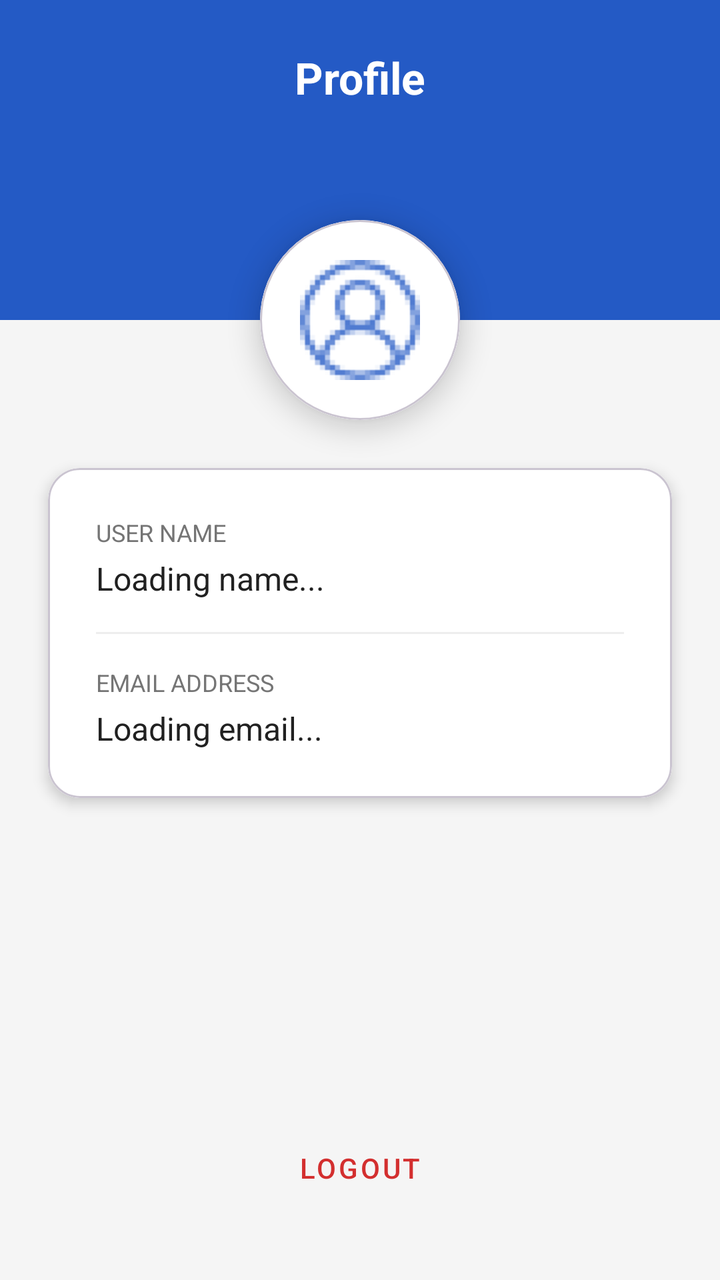
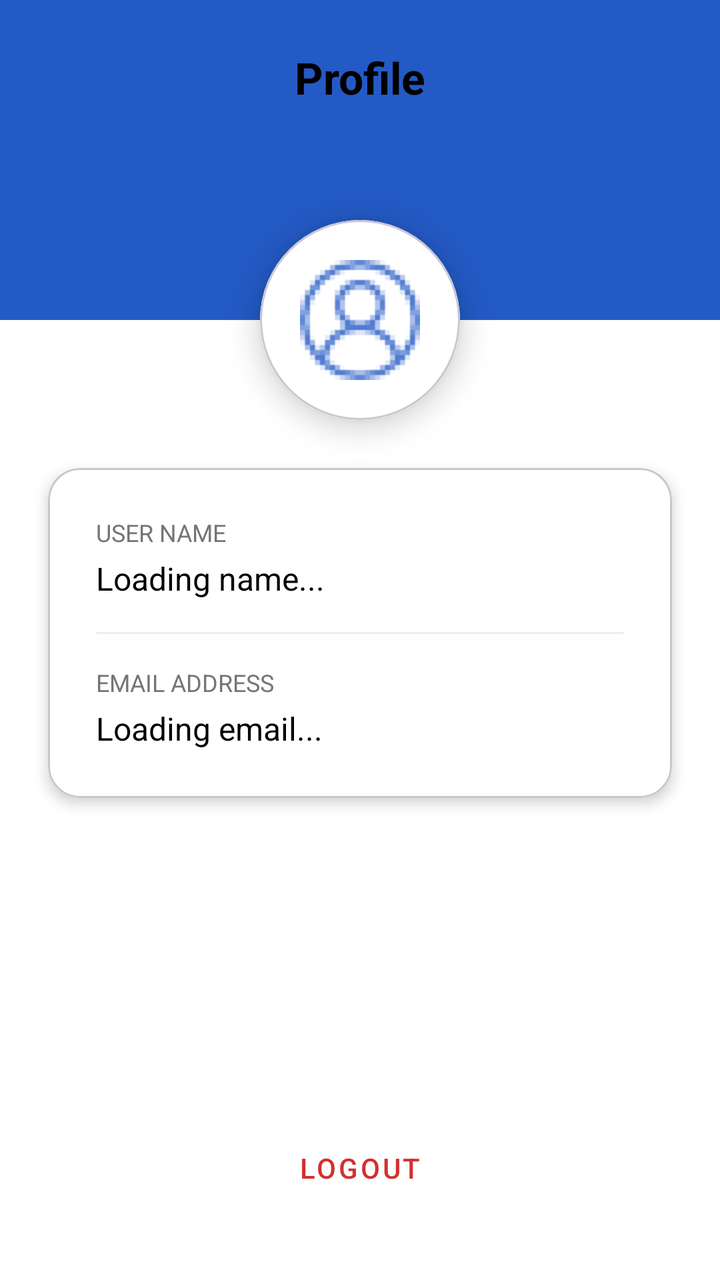

Before-and-after screenshots of an Android layout around one commit, followed by the original layout XML and the change that was made.
<!-- AndroidManifest.xml: application theme Theme.ProbbyApp -->
<!-- res/layout/fragment_profile.xml -->
<?xml version="1.0" encoding="utf-8"?>
<androidx.constraintlayout.widget.ConstraintLayout
    xmlns:android="http://schemas.android.com/apk/res/android"
    xmlns:app="http://schemas.android.com/apk/res-auto"
    xmlns:tools="http://schemas.android.com/tools"
    android:layout_width="match_parent"
    android:layout_height="match_parent"
    android:background="#F5F5F5"
    tools:context=".views.ProfileFragment">

    
    <View
        android:id="@+id/headerBackground"
        android:layout_width="match_parent"
        android:layout_height="160dp"
        android:background="?attr/colorPrimary"
        app:layout_constraintTop_toTopOf="parent" />

    
    <TextView
        android:id="@+id/tvProfileTitle"
        android:layout_width="wrap_content"
        android:layout_height="wrap_content"
        android:layout_marginTop="24dp"
        android:text="@string/profile"
        android:textColor="@color/white"
        android:textSize="22sp"
        android:textStyle="bold"
        app:layout_constraintEnd_toEndOf="parent"
        app:layout_constraintStart_toStartOf="parent"
        app:layout_constraintTop_toTopOf="parent" />

    
    <com.google.android.material.card.MaterialCardView
        android:id="@+id/profileImageCard"
        android:layout_width="100dp"
        android:layout_height="100dp"
        app:cardCornerRadius="50dp"
        app:cardElevation="8dp"
        app:layout_constraintBottom_toBottomOf="@+id/headerBackground"
        app:layout_constraintEnd_toEndOf="parent"
        app:layout_constraintStart_toStartOf="parent"
        app:layout_constraintTop_toBottomOf="@+id/headerBackground">

        <ImageView
            android:layout_width="match_parent"
            android:layout_height="match_parent"
            android:padding="20dp"
            android:src="@drawable/ic_profile"
            app:tint="?attr/colorPrimary"
            android:background="@color/cardview_light_background"/>
    </com.google.android.material.card.MaterialCardView>

    
    <com.google.android.material.card.MaterialCardView
        android:id="@+id/infoCard"
        android:layout_width="0dp"
        android:layout_height="wrap_content"
        android:layout_margin="24dp"
        app:cardCornerRadius="16dp"
        app:cardElevation="4dp"
        app:layout_constraintEnd_toEndOf="parent"
        app:layout_constraintStart_toStartOf="parent"
        app:layout_constraintTop_toBottomOf="@id/profileImageCard">

        <LinearLayout
            android:layout_width="match_parent"
            android:layout_height="wrap_content"
            android:orientation="vertical"
            android:padding="24dp"
            android:background="@color/cardview_light_background">

            <TextView
                android:layout_width="wrap_content"
                android:layout_height="wrap_content"
                android:text="@string/user_name"
                android:textColor="#757575"
                android:textSize="12sp"
                android:textAllCaps="true" />

            <TextView
                android:id="@+id/username"
                android:layout_width="match_parent"
                android:layout_height="wrap_content"
                android:layout_marginTop="4dp"
                android:text="@string/loading_name"
                android:textColor="#212121"
                android:textSize="16sp"
              />

            <View
                android:layout_width="match_parent"
                android:layout_height="1dp"
                android:layout_marginVertical="16dp"
                android:background="#EEEEEE" />

            <TextView
                android:layout_width="wrap_content"
                android:layout_height="wrap_content"
                android:text="@string/email_address"
                android:textColor="#757575"
                android:textSize="12sp"
                android:textAllCaps="true" />

            <TextView
                android:id="@+id/email"
                android:layout_width="match_parent"
                android:layout_height="wrap_content"
                android:layout_marginTop="4dp"
                android:text="Loading email..."
                android:textColor="#212121"
                android:textSize="16sp" />

        </LinearLayout>
    </com.google.android.material.card.MaterialCardView>

    
    <com.google.android.material.button.MaterialButton
        android:id="@+id/logoutBtn"
        style="@style/Widget.MaterialComponents.Button.TextButton"
        android:layout_width="wrap_content"
        android:layout_height="wrap_content"
        android:layout_marginBottom="32dp"
        android:text="@string/logout"
        android:textColor="#D32F2F"
        app:layout_constraintBottom_toBottomOf="parent"
        app:layout_constraintEnd_toEndOf="parent"
        app:layout_constraintStart_toStartOf="parent" />

</androidx.constraintlayout.widget.ConstraintLayout>
<!-- resources referenced by this layout -->
<resources>
  <color name="white">#FFFFFFFF</color>
  <!-- drawable ic_profile: png bitmap (drawable-hdpi, 1297 bytes) -->
  <string name="email_address">Email Address</string>
  <string name="loading_name">Loading name...</string>
  <string name="logout">Logout</string>
  <string name="profile">Profile</string>
  <string name="user_name">User Name</string>
  <style name="Theme.ProbbyApp" parent="Theme.MaterialComponents.DayNight.DarkActionBar">
          
          <item name="colorPrimary">#245AC5</item>
          <item name="colorPrimaryVariant">#373738</item>
          <item name="colorOnPrimary">@color/white</item>
          
          <item name="colorSecondary">#454242</item>
          <item name="colorSecondaryVariant">@color/teal_700</item>
          <item name="colorOnSecondary">@color/black</item>
          
          <item name="android:statusBarColor">#245AC5</item>
          
      </style>
  <color name="teal_700">#FF018786</color>
  <color name="black">#FF000000</color>
</resources>

<!-- the commit's change to res/layout/fragment_profile.xml (unified diff, before → after) -->
@@ -5,7 +5,7 @@
     xmlns:tools="http://schemas.android.com/tools"
     android:layout_width="match_parent"
     android:layout_height="match_parent"
-    android:background="#F5F5F5"
+    android:background="?attr/android:windowBackground"
     tools:context=".views.ProfileFragment">
 
     
@@ -23,7 +23,7 @@
         android:layout_height="wrap_content"
         android:layout_marginTop="24dp"
         android:text="@string/profile"
-        android:textColor="@color/white"
+        android:textColor="?attr/android:textColor"
         android:textSize="22sp"
         android:textStyle="bold"
         app:layout_constraintEnd_toEndOf="parent"
@@ -48,7 +48,7 @@
             android:padding="20dp"
             android:src="@drawable/ic_profile"
             app:tint="?attr/colorPrimary"
-            android:background="@color/cardview_light_background"/>
+            android:background="?attr/android:colorBackground"/>
     </com.google.android.material.card.MaterialCardView>
 
     
@@ -68,7 +68,7 @@
             android:layout_height="wrap_content"
             android:orientation="vertical"
             android:padding="24dp"
-            android:background="@color/cardview_light_background">
+            android:background="?attr/android:colorBackground">
 
             <TextView
                 android:layout_width="wrap_content"
@@ -84,7 +84,7 @@
                 android:layout_height="wrap_content"
                 android:layout_marginTop="4dp"
                 android:text="@string/loading_name"
-                android:textColor="#212121"
+                android:textColor="?attr/android:textColor"
                 android:textSize="16sp"
               />
 
@@ -108,7 +108,7 @@
                 android:layout_height="wrap_content"
                 android:layout_marginTop="4dp"
                 android:text="Loading email..."
-                android:textColor="#212121"
+                android:textColor="?attr/android:textColor"
                 android:textSize="16sp" />
 
         </LinearLayout>
